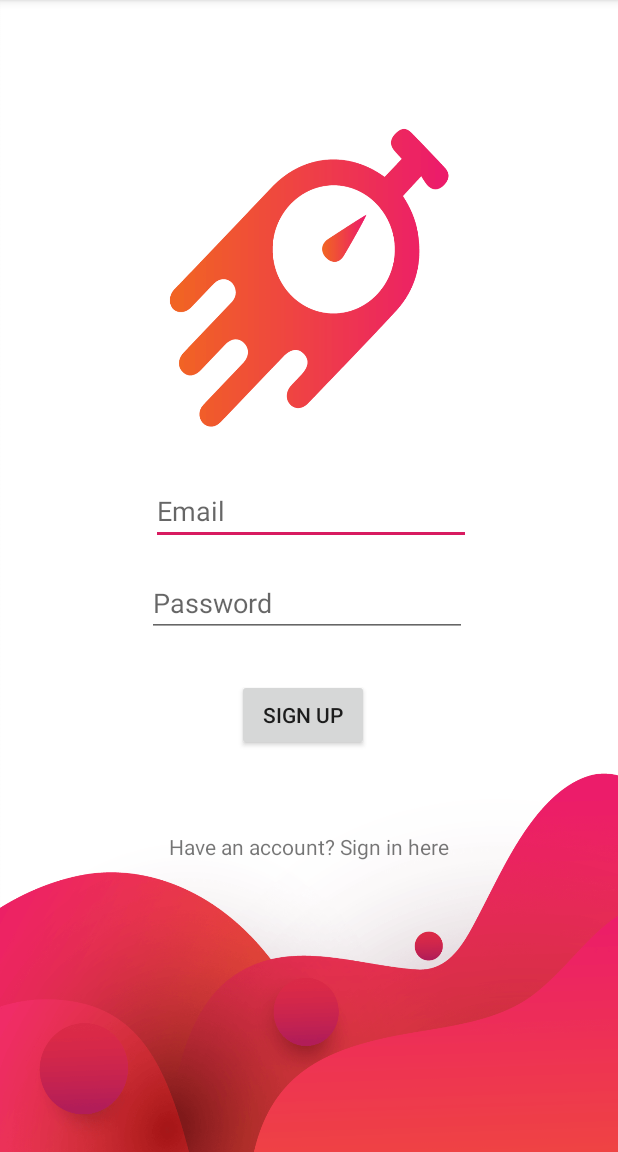
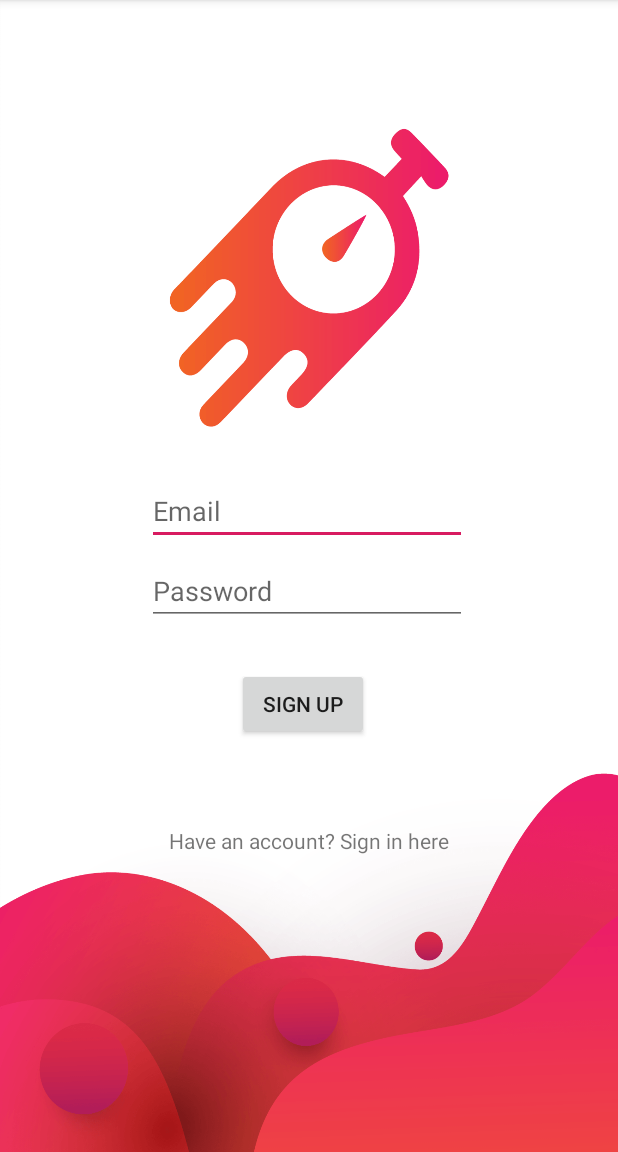
Before and after one commit to kynang98/TimesUp_ver1, an Android app: the screen it shows after launch (MainActivity), on a phone screen of 412 x 824 dp, the part 84-1236 px from its top. Run offline under Robolectric (Android 15) with nearby library versions, the phone set to English and light mode, and no system bars.

Commit message:
Login Activity UI

```diff
--- a/app/src/main/res/layout/activity_main.xml
+++ b/app/src/main/res/layout/activity_main.xml
@@ -20,7 +20,7 @@
         android:inputType="textEmailAddress"
         app:layout_constraintBottom_toBottomOf="parent"
         app:layout_constraintEnd_toEndOf="parent"
-        app:layout_constraintHorizontal_bias="1.0"
+        app:layout_constraintHorizontal_bias="0.0"
         app:layout_constraintStart_toStartOf="parent"
         app:layout_constraintTop_toTopOf="parent"
         app:layout_constraintVertical_bias="0.0" />
@@ -30,7 +30,7 @@
         android:layout_width="wrap_content"
         android:layout_height="wrap_content"
         android:layout_marginStart="98dp"
-        android:layout_marginTop="16dp"
+        android:layout_marginTop="8dp"
         android:layout_marginEnd="98dp"
         android:ems="10"
         android:hint="@string/password"
```
